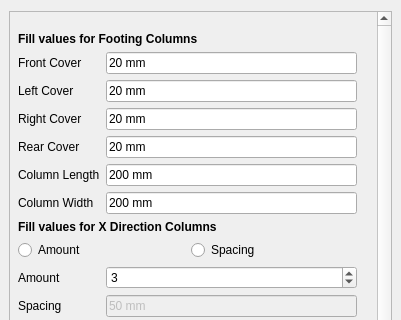
First picture: the form in FootingReinforcement/Columns.ui, repository amrit3701/FreeCAD-Reinforcement, before the edit; both pictures show x 0 to 401 and y 0 to 320 of the 401 by 571 pixel window.
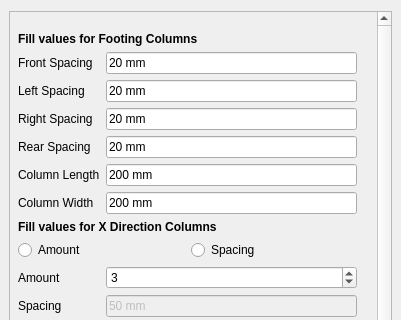
Second picture: the form after the edit. Custom widgets are drawn as their Qt base class.

Commit message:
Fixed naming of spacing for all columns
- change front/left/right/rear cover naming to front/left/right/rear
  spacing naming

What changed in the file:
```diff
--- a/FootingReinforcement/Columns.ui
+++ b/FootingReinforcement/Columns.ui
@@ -132,7 +132,7 @@
         <item row="1" column="0">
          <widget class="QLabel" name="columns_frontCoverLabel">
           <property name="text">
-           <string>Front Cover</string>
+           <string>Front Spacing</string>
           </property>
          </widget>
         </item>
@@ -149,7 +149,7 @@
         <item row="2" column="0">
          <widget class="QLabel" name="columns_l_sideCoverLabel">
           <property name="text">
-           <string>Left Cover</string>
+           <string>Left Spacing</string>
           </property>
          </widget>
         </item>
@@ -166,7 +166,7 @@
         <item row="3" column="0">
          <widget class="QLabel" name="columns_r_sideCoverLabel">
           <property name="text">
-           <string>Right Cover</string>
+           <string>Right Spacing</string>
           </property>
          </widget>
         </item>
@@ -183,7 +183,7 @@
         <item row="4" column="0">
          <widget class="QLabel" name="columns_rearCoverLabel">
           <property name="text">
-           <string>Rear Cover</string>
+           <string>Rear Spacing</string>
           </property>
          </widget>
         </item>
```
Left out of the diff: 22 changed lines with no effect on the pictures. The commit also changes 3 other files.
